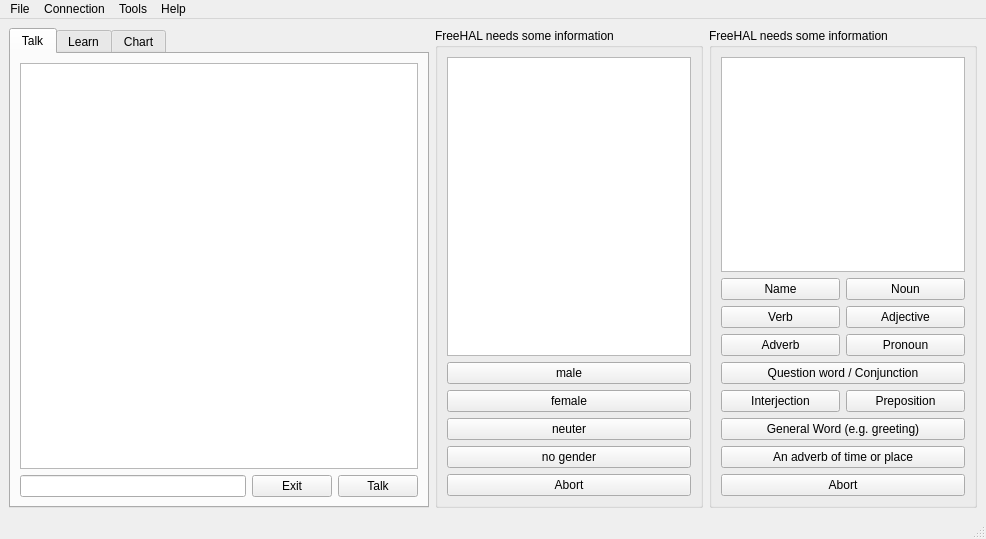
Above: hal2009/gui-qt/ui/freehal.ui from leuchtraketen/freehal_main before the change. Below: the same form after it.
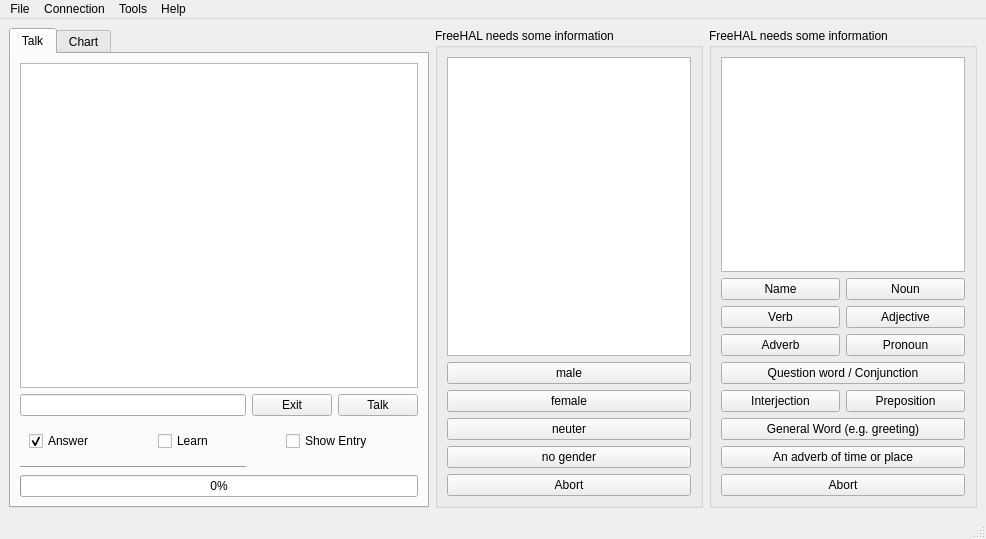
That is the form after the change. Icons and pictures are not drawn.

The edit to the form file:
```diff
--- a/hal2009/gui-qt/ui/freehal.ui
+++ b/hal2009/gui-qt/ui/freehal.ui
@@ -69,13 +69,6 @@
           </property>
          </widget>
         </item>
-        <item row="1" column="2">
-         <widget class="QPushButton" name="pushButton">
-          <property name="text">
-           <string>Talk</string>
-          </property>
-         </widget>
-        </item>
         <item row="1" column="0">
          <widget class="QLineEdit" name="lineedit_talk"/>
         </item>
@@ -86,52 +79,60 @@
           </property>
          </widget>
         </item>
-       </layout>
-      </widget>
-      <widget class="QWidget" name="Learn">
-       <attribute name="title">
-        <string>Learn</string>
-       </attribute>
-       <layout class="QGridLayout" name="gridLayout_2">
-        <item row="0" column="0" colspan="2">
-         <widget class="QTextEdit" name="textedit_learn">
-          <property name="enabled">
-           <bool>true</bool>
-          </property>
-          <property name="font">
-           <font>
-            <kerning>false</kerning>
-           </font>
-          </property>
-          <property name="readOnly">
-           <bool>true</bool>
-          </property>
-          <property name="html">
-           <string>&lt;!DOCTYPE HTML PUBLIC &quot;-//W3C//DTD HTML 4.0//EN&quot; &quot;http://www.w3.org/TR/REC-html40/strict.dtd&quot;&gt;
-&lt;html&gt;&lt;head&gt;&lt;meta name=&quot;qrichtext&quot; content=&quot;1&quot; /&gt;&lt;style type=&quot;text/css&quot;&gt;
-p, li { white-space: pre-wrap; }
-&lt;/style&gt;&lt;/head&gt;&lt;body style=&quot; font-family:'DejaVu Sans'; font-size:9pt; font-weight:400; font-style:normal;&quot;&gt;
-&lt;p style=&quot;-qt-paragraph-type:empty; margin-top:0px; margin-bottom:0px; margin-left:0px; margin-right:0px; -qt-block-indent:0; text-indent:0px; font-size:10pt;&quot;&gt;&lt;/p&gt;&lt;/body&gt;&lt;/html&gt;</string>
-          </property>
-         </widget>
-        </item>
-        <item row="2" column="0">
-         <widget class="QLineEdit" name="lineedit_learn"/>
-        </item>
-        <item row="2" column="1">
-         <widget class="QPushButton" name="pushButton_2">
+        <item row="1" column="2">
+         <widget class="QPushButton" name="pushButton">
           <property name="text">
-           <string>Learn</string>
+           <string>Talk</string>
           </property>
          </widget>
         </item>
-        <item row="1" column="0" colspan="2">
+        <item row="2" column="0" colspan="3">
+         <widget class="QWidget" name="widget" native="true">
+          <layout class="QHBoxLayout" name="horizontalLayout">
+           <item>
+            <widget class="QCheckBox" name="do_talk">
+             <property name="text">
+              <string>Answer</string>
+             </property>
+             <property name="checked">
+              <bool>true</bool>
+             </property>
+            </widget>
+           </item>
+           <item>
+            <widget class="QCheckBox" name="do_learn">
+             <property name="text">
+              <string>Learn</string>
+             </property>
+            </widget>
+           </item>
+           <item>
+            <widget class="QCheckBox" name="do_show_entry">
+             <property name="text">
+              <string>Show Entry</string>
+             </property>
+            </widget>
+           </item>
+          </layout>
+         </widget>
+        </item>
+        <item row="4" column="0" colspan="3">
          <widget class="QProgressBar" name="learnbar">
+          <property name="enabled">
+           <bool>true</bool>
+          </property>
           <property name="value">
            <number>0</number>
           </property>
          </widget>
         </item>
+        <item row="3" column="0">
+         <widget class="Line" name="line_3">
+          <property name="orientation">
+           <enum>Qt::Horizontal</enum>
+          </property>
+         </widget>
+        </item>
        </layout>
       </widget>
       <widget class="QWidget" name="tab">
@@ -155,8 +156,8 @@
             <rect>
              <x>0</x>
              <y>0</y>
-             <width>402</width>
-             <height>204</height>
+             <width>420</width>
+             <height>449</height>
             </rect>
            </property>
            <property name="sizePolicy">
```
